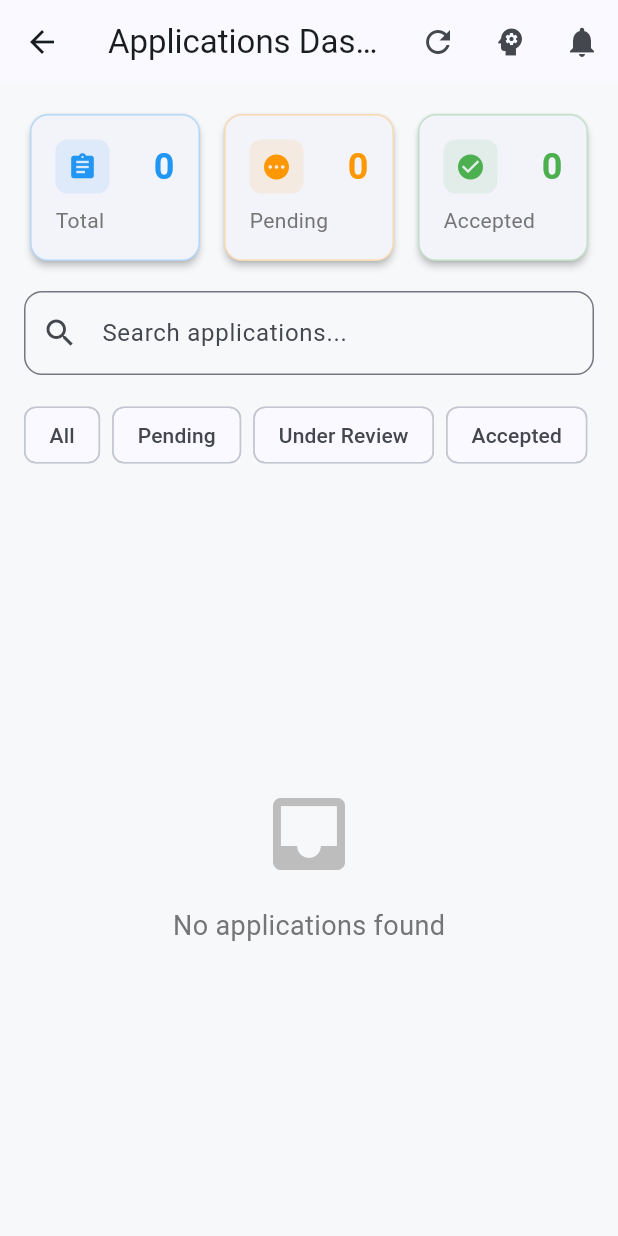
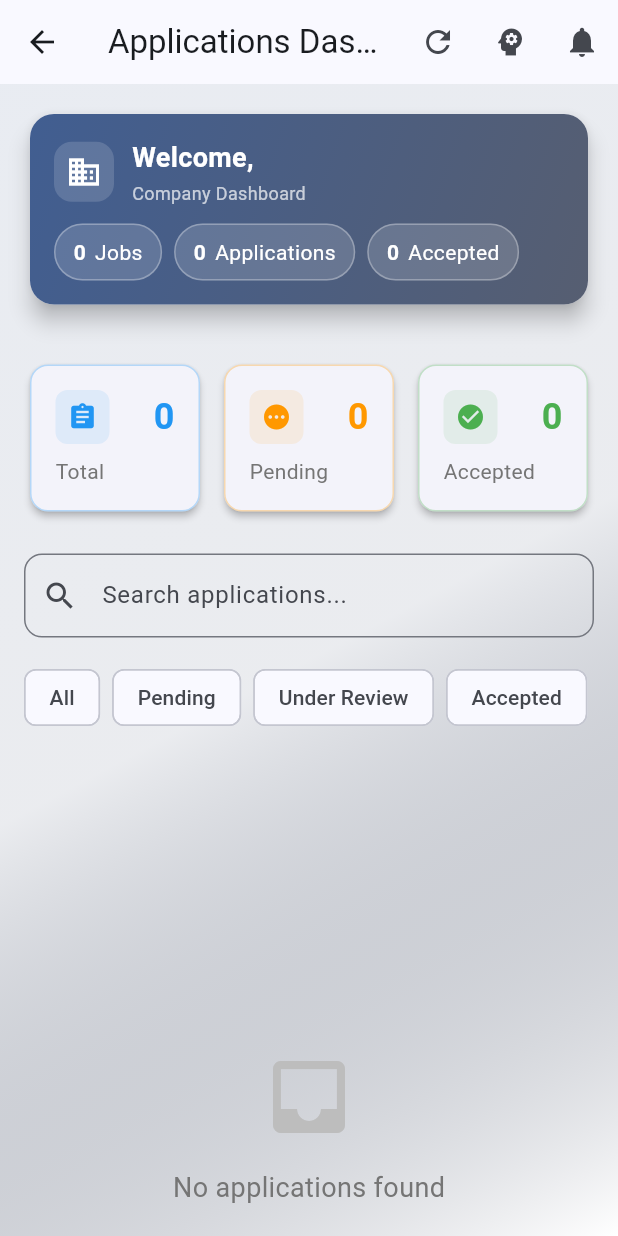
Before and after one commit to francisco3788/bolsa-_trabajo-flutter_proyect_final, a Flutter app: the CompanyApplicationsDashboard screen opened directly, on a phone screen of 412 x 824 dp. Run offline on Flutter 3.47's test engine with Material 3 defaults, Android fonts, the light colour scheme and no system bars; our stand-ins replace dartz, equatable, file_picker, flutter_dotenv, get, image_picker and 1 more; accounts and stored records are empty.

```diff
--- a/lib/features/job_applications/presentation/screens/company_applications_dashboard.dart
+++ b/lib/features/job_applications/presentation/screens/company_applications_dashboard.dart
@@ -63,13 +63,123 @@ class CompanyApplicationsDashboard extends GetView<JobApplicationController> {
           }),
         ],
       ),
-      body: Column(
+      body: Container(
+        decoration: BoxDecoration(
+          gradient: LinearGradient(
+            begin: Alignment.topLeft,
+            end: Alignment.bottomRight,
+            colors: [
+              Theme.of(context).colorScheme.primary.withOpacity(0.08),
+              Theme.of(context).colorScheme.secondary.withOpacity(0.08),
+              Colors.white,
+            ],
+          ),
+        ),
+        child: SafeArea(
+          child: SingleChildScrollView(
+            child: Column(
+              crossAxisAlignment: CrossAxisAlignment.stretch,
+              children: [
+                Padding(
+                  padding: const EdgeInsets.all(16),
+                  child: _buildHeroHeader(context),
+                ),
+                _buildStatsSection(),
+                _buildAISummary(),
+                const SizedBox(height: 8),
+                _buildSearchSection(),
+                _buildFilterSection(),
+                SizedBox(
+                  height: MediaQuery.of(context).size.height * 0.6,
+                  child: _buildApplicationsList(),
+                ),
+              ],
+            ),
+          ),
+        ),
+      ),
+    );
+  }
+
+  Widget _buildHeroHeader(BuildContext context) {
+    final scheme = Theme.of(context).colorScheme;
+    final name = Get.find<AuthSessionService>().user?.name ?? 'Company';
+    return Card(
+      elevation: 6,
+      shape: RoundedRectangleBorder(borderRadius: BorderRadius.circular(16)),
+      child: Container(
+        padding: const EdgeInsets.all(16),
+        decoration: BoxDecoration(
+          borderRadius: BorderRadius.circular(16),
+          gradient: LinearGradient(
+            colors: [scheme.primary, scheme.secondary],
+            begin: Alignment.topLeft,
+            end: Alignment.bottomRight,
+          ),
+        ),
+        child: Column(
+          crossAxisAlignment: CrossAxisAlignment.start,
+          children: [
+            Row(
+              children: [
+                Container(
+                  height: 40,
+                  width: 40,
+                  decoration: BoxDecoration(
+                    color: Colors.white.withOpacity(0.15),
+                    borderRadius: BorderRadius.circular(12),
+                  ),
+                  child: const Icon(Icons.business, color: Colors.white),
+                ),
+                const SizedBox(width: 12),
+                Expanded(
+                  child: Column(
+                    crossAxisAlignment: CrossAxisAlignment.start,
+                    children: [
+                      Text(
+                        'Welcome, $name',
+                        style: const TextStyle(color: Colors.white, fontSize: 18, fontWeight: FontWeight.w700),
+                      ),
+                      const SizedBox(height: 2),
+                      const Text(
+                        'Company Dashboard',
+                        style: TextStyle(color: Colors.white70, fontSize: 12),
+                      ),
+                    ],
+                  ),
+                ),
+              ],
+            ),
+            const SizedBox(height: 12),
+            Row(
+              children: [
+                _pillStat('Jobs', controller.companyApplications.map((e) => e.jobId).toSet().length, scheme),
+                const SizedBox(width: 8),
+                _pillStat('Applications', controller.companyApplications.length, scheme),
+                const SizedBox(width: 8),
+                _pillStat('Accepted', controller.getApplicationsByStatus(ApplicationStatus.accepted).length, scheme),
+              ],
+            ),
+          ],
+        ),
+      ),
+    );
+  }
+
+  Widget _pillStat(String label, int count, ColorScheme scheme) {
+    return Container(
+      padding: const EdgeInsets.symmetric(horizontal: 12, vertical: 8),
+      decoration: BoxDecoration(
+        color: Colors.white.withOpacity(0.15),
+        borderRadius: BorderRadius.circular(20),
+        border: Border.all(color: Colors.white.withOpacity(0.3)),
+      ),
+      child: Row(
+        mainAxisSize: MainAxisSize.min,
         children: [
-          _buildStatsSection(),
-          _buildAISummary(),
-          _buildSearchSection(),
-          _buildFilterSection(),
-          _buildApplicationsList(),
+          Text('$count', style: const TextStyle(color: Colors.white, fontWeight: FontWeight.bold)),
+          const SizedBox(width: 6),
+          Text(label, style: const TextStyle(color: Colors.white)),
         ],
       ),
     );
```
